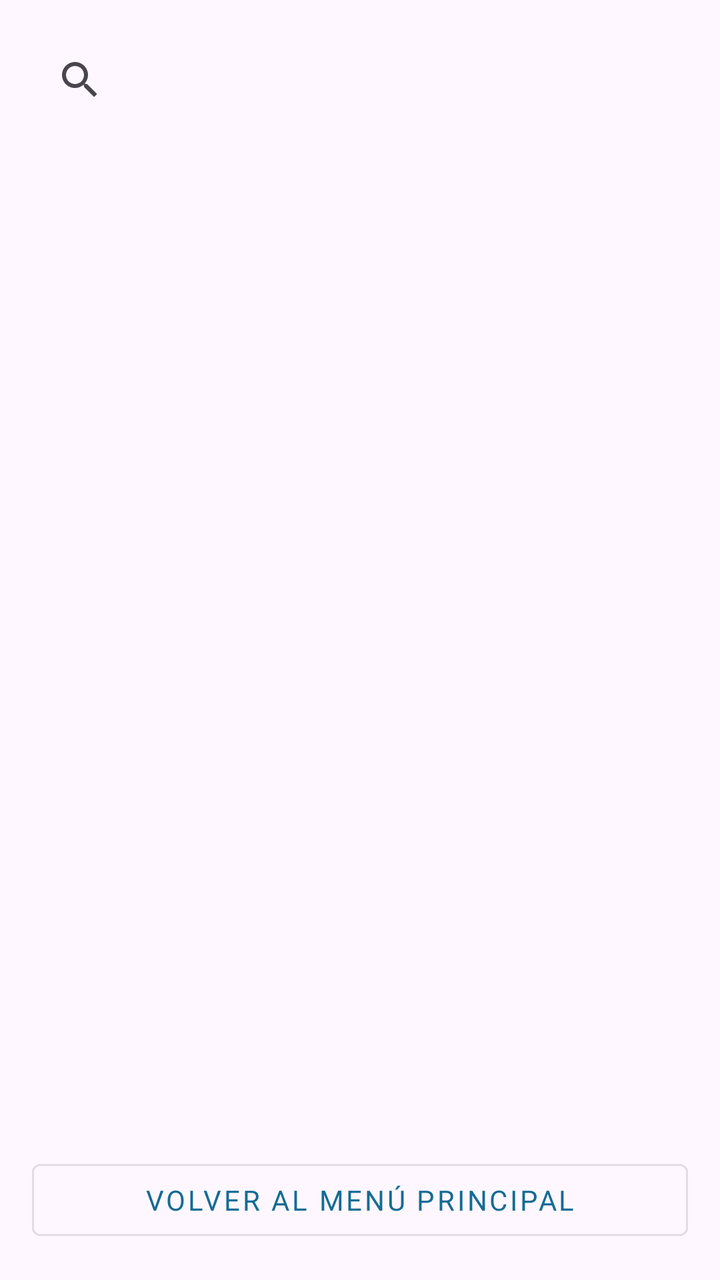
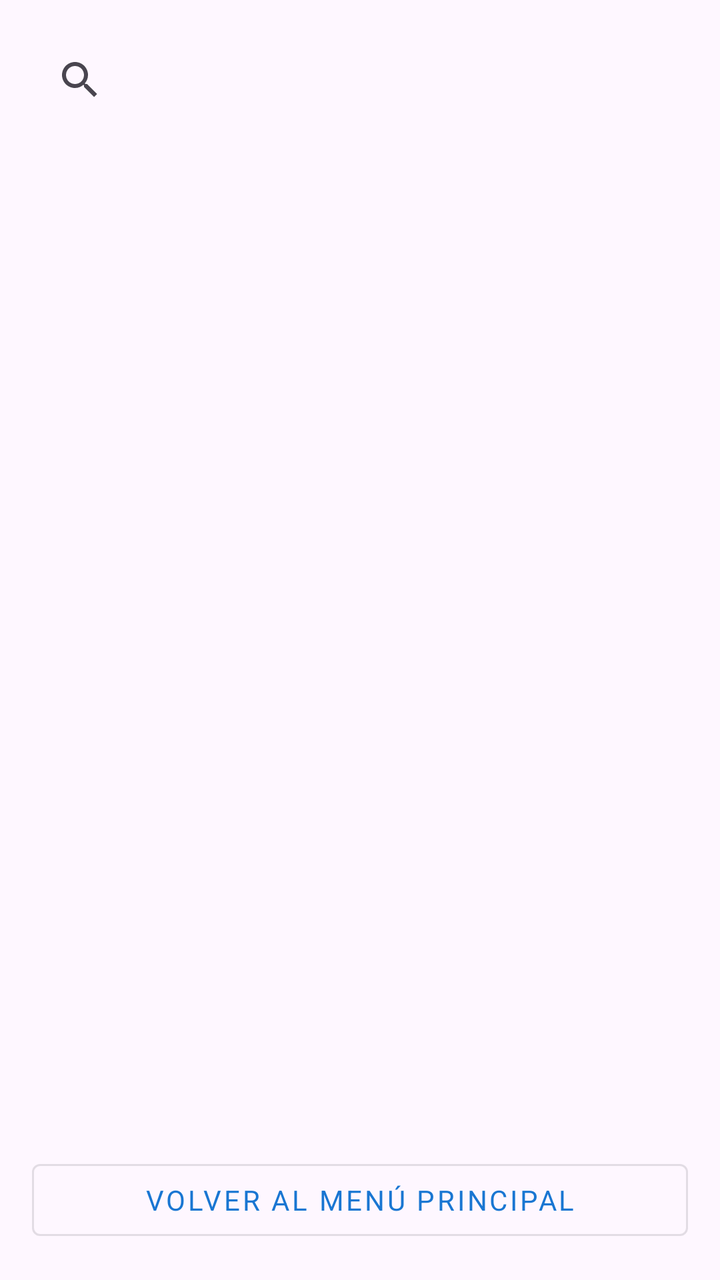

Screens rendered from an Android XML layout before and after an edit, with the pre-edit source and the edit as a unified diff.
<!-- AndroidManifest.xml: application theme Theme.CitaPluus -->
<!-- res/layout/activity_medicamentos.xml -->
<?xml version="1.0" encoding="utf-8"?>
<LinearLayout xmlns:android="http://schemas.android.com/apk/res/android"
    xmlns:app="http://schemas.android.com/apk/res-auto"
    android:orientation="vertical"
    android:padding="16dp"
    android:layout_width="match_parent"
    android:layout_height="match_parent">

    <SearchView
        android:id="@+id/searchMedicamentos"
        android:layout_width="match_parent"
        android:layout_height="wrap_content"
        android:queryHint="Buscar medicamento" />

    <androidx.recyclerview.widget.RecyclerView
        android:id="@+id/recyclerMedicamentos"
        android:layout_width="match_parent"
        android:layout_height="0dp"
        android:layout_marginTop="12dp"
        android:layout_weight="1"
        app:layoutManager="androidx.recyclerview.widget.LinearLayoutManager" />

    <com.google.android.material.button.MaterialButton
        android:id="@+id/buttonVolverMenu"
        android:layout_width="match_parent"
        android:layout_height="wrap_content"
        android:text="Volver al menú principal"
        android:layout_marginTop="16dp"
        style="@style/Widget.MaterialComponents.Button.OutlinedButton"/>

</LinearLayout>
<!-- resources referenced by this layout -->
<resources>
  <style name="Theme.CitaPluus" parent="Theme.Material3.DayNight.NoActionBar">
          <item name="colorPrimary">@color/brand_primary</item>
          <item name="colorSecondary">@color/brand_secondary</item>
  
          <item name="materialAlertDialogTheme">@style/ThemeOverlay.Material3.MaterialAlertDialog</item>
          <item name="android:fontFamily">sans-serif</item>
      </style>
  <color name="brand_primary">#146C94</color>
  <color name="brand_secondary">#19A7CE</color>
</resources>

<!-- the commit's change to res/layout/activity_medicamentos.xml (unified diff, before → after) -->
@@ -6,12 +6,25 @@
     android:layout_width="match_parent"
     android:layout_height="match_parent">
 
-    <SearchView
+    
+    <androidx.appcompat.widget.SearchView
         android:id="@+id/searchMedicamentos"
         android:layout_width="match_parent"
         android:layout_height="wrap_content"
-        android:queryHint="Buscar medicamento" />
+        android:queryHint="Buscar por nombre (p. ej. Paracetamol)"
+        android:iconifiedByDefault="false" />
 
+    
+    <androidx.recyclerview.widget.RecyclerView
+        android:id="@+id/recyclerSugerencias"
+        android:layout_width="match_parent"
+        android:layout_height="wrap_content"
+        android:overScrollMode="never"
+        android:visibility="gone"
+        android:paddingStart="16dp"
+        android:paddingEnd="16dp" />
+
+    
     <androidx.recyclerview.widget.RecyclerView
         android:id="@+id/recyclerMedicamentos"
         android:layout_width="match_parent"
@@ -27,5 +40,12 @@
         android:text="Volver al menú principal"
         android:layout_marginTop="16dp"
         style="@style/Widget.MaterialComponents.Button.OutlinedButton"/>
+    <TextView
+    android:id="@+id/debugInfo"
+    android:layout_width="match_parent"
+    android:layout_height="wrap_content"
+    android:text=""
+    android:visibility="gone"/>
+
 
 </LinearLayout>
<!-- resource entries referenced after the edit -->
@@ -7,7 +7,7 @@
           <item name="materialAlertDialogTheme">@style/ThemeOverlay.Material3.MaterialAlertDialog</item>
           <item name="android:fontFamily">sans-serif</item>
       </style>
-  <color name="brand_primary">#146C94</color>
-  <color name="brand_secondary">#19A7CE</color>
+  <color name="brand_primary">#1976D2</color>
+  <color name="brand_secondary">#E3F2FD</color>
 </resources>
 
